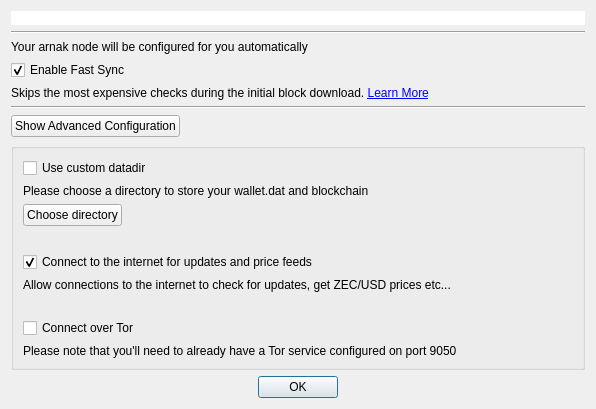
First picture: the form in src/createzcashconfdialog.ui, repository matasov/arkwallet, before the edit.
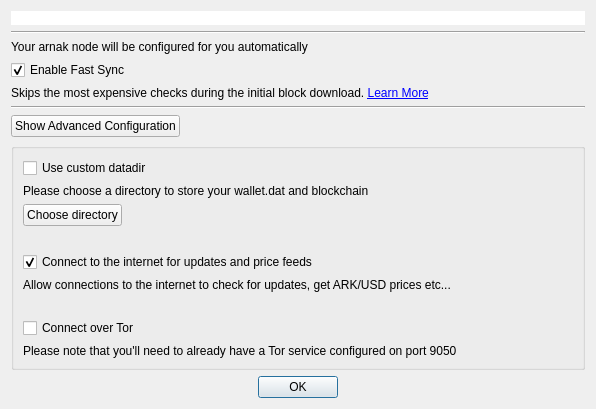
Second picture: the form after the edit. Custom widgets are drawn as their Qt base class.

The edit to the form file:
```diff
--- a/src/createzcashconfdialog.ui
+++ b/src/createzcashconfdialog.ui
@@ -109,7 +109,7 @@
       <item row="5" column="0">
        <widget class="QLabel" name="label_6">
         <property name="text">
-         <string>Allow connections to the internet to check for updates, get ZEC/USD prices etc...</string>
+         <string>Allow connections to the internet to check for updates, get ARK/USD prices etc...</string>
         </property>
        </widget>
       </item>
```
